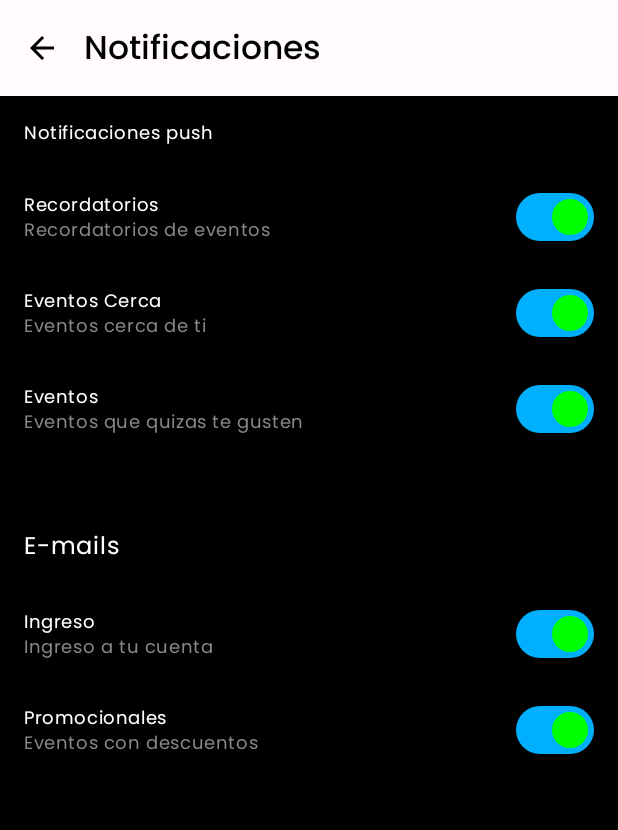
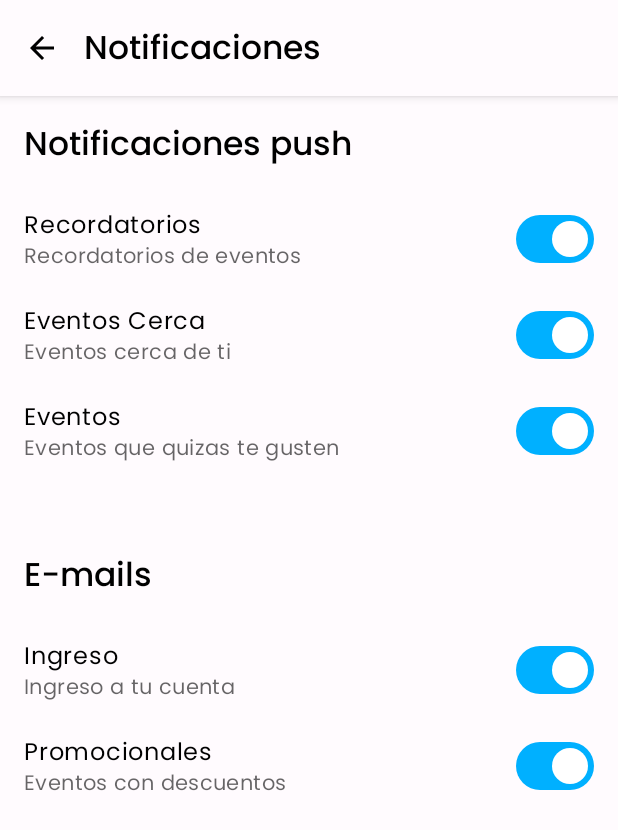
Before and after one commit to simonll4/mobile_project, an Android app built with Jetpack Compose: the NotificationsScreen screen opened through its navigation route, on a phone screen of 412 x 824 dp. Shown: the top 830 px of the screen. Run offline under Robolectric (Android 15) with nearby library versions, the phone set to English and light mode, and no system bars; our stand-ins replace Dagger/Hilt's generated code; pictures from the network do not load.

Commit message:
cambios en el notificationscreen

```diff
--- a/app/src/main/java/com/iua/app/ui/navigation/AppNavigation.kt
+++ b/app/src/main/java/com/iua/app/ui/navigation/AppNavigation.kt
@@ -17,8 +17,7 @@ fun AppNavigation() {
     NavHost(
         navController = navController,
         //startDestination = AppScreens.SplashScreen.routes
-        //startDestination = AppScreens.HomeScreen.routes
-        startDestination = AppScreens.ProfileScreen.routes
+        startDestination = AppScreens.HomeScreen.routes
     ) {
         composable(AppScreens.SplashScreen.routes) {
             SplashScreen(navController = navController)
--- a/app/src/main/java/com/iua/app/ui/screens/profile/NotificationsScreen.kt
+++ b/app/src/main/java/com/iua/app/ui/screens/profile/NotificationsScreen.kt
@@ -36,7 +36,7 @@ fun NotificationsScreen(navController: NavHostController) {
     Scaffold(
         modifier = Modifier
             .fillMaxSize()
-            .background(Color.Black),
+            .background(MaterialTheme.colorScheme.background),
         topBar = {
             TopAppBarComponent(navController, "Notificaciones", Icons.AutoMirrored.Filled.ArrowBack)
         }
@@ -44,15 +44,15 @@ fun NotificationsScreen(navController: NavHostController) {
         Column(
             modifier = Modifier
                 .fillMaxSize()
-                .background(Color.Black)
+                .background(MaterialTheme.colorScheme.background)
                 .padding(paddingValues)
                 .padding(horizontal = 16.dp)
         ) {
             // Section: Notificaciones push
             Text(
                 text = "Notificaciones push",
-                color = Color.White,
-                style = MaterialTheme.typography.bodySmall,
+                color = MaterialTheme.colorScheme.onBackground,
+                style = MaterialTheme.typography.titleLarge,
                 modifier = Modifier.padding(vertical = 16.dp)
             )
             NotificationToggleItem("Recordatorios", "Recordatorios de eventos")
@@ -61,8 +61,8 @@ fun NotificationsScreen(navController: NavHostController) {
             Spacer(modifier = Modifier.height(32.dp))
             Text(
                 text = "E-mails",
-                color = Color.White,
-                style = MaterialTheme.typography.bodyLarge,
+                color = MaterialTheme.colorScheme.onBackground,
+                style = MaterialTheme.typography.titleLarge,
                 modifier = Modifier.padding(vertical = 16.dp)
             )
             NotificationToggleItem("Ingreso", "Ingreso a tu cuenta ")
@@ -85,19 +85,19 @@ fun NotificationToggleItem(title: String, subtitle: String) {
         Column {
             Text(
                 text = title,
-                color = Color.White,
-                style = MaterialTheme.typography.bodySmall
+                color = MaterialTheme.colorScheme.onBackground,
+                style = MaterialTheme.typography.bodyLarge
             )
             Text(
                 text = subtitle,
-                color = Color.Gray,
-                style = MaterialTheme.typography.bodySmall
+                color = MaterialTheme.colorScheme.onBackground.copy(alpha = 0.6f),
+                style = MaterialTheme.typography.bodyMedium
             )
         }
         Switch(
             checked = isChecked,
             onCheckedChange = { isChecked = it },
-            colors = SwitchDefaults.colors(checkedThumbColor = Color.Green)
+            colors = SwitchDefaults.colors(checkedThumbColor = Color.White, checkedTrackColor = MaterialTheme.colorScheme.primary)
         )
     }
 }
```
